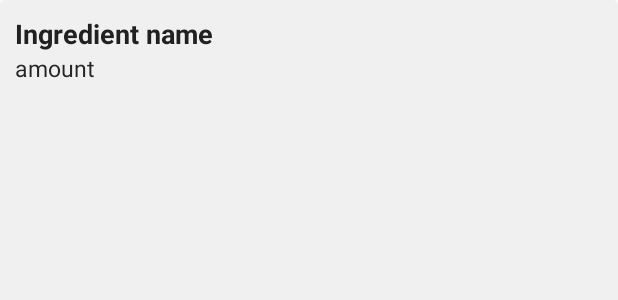
After one commit to natthapach/01418346-Project-1, an Android app: the layout view_ingredient_item.xml on its own in the app's theme, with its tools: preview values and no code run, on a phone screen of 412 x 824 dp. The commit adds this screen. Shown: the top 300 px of the screen. Run offline under Robolectric (Android 15) with nearby library versions, the phone set to English and light mode, and no system bars.

Commit message:
create Ingredient list fragment

```diff
--- a/app/src/main/java/cs/sci/ku/cookyalpha/activities/RecipeActivity.java
+++ b/app/src/main/java/cs/sci/ku/cookyalpha/activities/RecipeActivity.java
@@ -5,6 +5,7 @@ import android.support.v7.app.AppCompatActivity;
 import android.os.Bundle;
 
 import cs.sci.ku.cookyalpha.R;
+import cs.sci.ku.cookyalpha.fragments.IngredientListFragment;
 import cs.sci.ku.cookyalpha.fragments.PreviewRecipeFragment;
 
 public class RecipeActivity extends AppCompatActivity {
@@ -18,7 +19,7 @@ public class RecipeActivity extends AppCompatActivity {
         String recipeId = intent.getStringExtra("recipeId");
         if (savedInstanceState == null && recipeId != null){
             getSupportFragmentManager().beginTransaction()
-                                        .add(R.id.container_frame, PreviewRecipeFragment.newInstance(recipeId))
+                                        .add(R.id.container_frame, IngredientListFragment.newInstance(recipeId))
                                         .commit();
         }
     }
--- a/app/src/main/java/cs/sci/ku/cookyalpha/views/RecipeItemView.java
+++ b/app/src/main/java/cs/sci/ku/cookyalpha/views/RecipeItemView.java
@@ -74,7 +74,7 @@ public class RecipeItemView extends FrameLayout {
         this.recipe = recipe;
         timeTextView.setText(recipe.createdTime);
         recipeNameTextView.setText(recipe.name);
-        int like = recipe.like.values().size();
+        int like = recipe.like.size();
         likesTextView.setText(like + " likes");
         Glide.with(getContext())
                 .load(recipe.preview.imgUrl)
--- /dev/null
+++ b/app/src/main/res/layout/view_ingredient_item.xml
@@ -0,0 +1,22 @@
+<?xml version="1.0" encoding="utf-8"?>
+<LinearLayout xmlns:android="http://schemas.android.com/apk/res/android"
+    android:orientation="vertical"
+    android:layout_width="match_parent"
+    android:padding="@dimen/inner_padding"
+    android:layout_height="match_parent"
+    android:background="@drawable/shape_rounded"
+    android:id="@+id/root">
+
+    <TextView
+        style="@style/Header2.Dark"
+        android:text="Ingredient name"
+        android:id="@+id/tv_name"
+        android:layout_width="wrap_content"
+        android:layout_height="wrap_content"/>
+    <TextView
+        style="@style/NormalText.Dark"
+        android:text="amount"
+        android:id="@+id/tv_amt"
+        android:layout_width="wrap_content"
+        android:layout_height="wrap_content" />
+</LinearLayout>
```
Also changed, not shown: app/src/main/java/cs/sci/ku/cookyalpha/fragments/IngredientListFragment.java (added, +94 -0 lines), app/src/main/java/cs/sci/ku/cookyalpha/views/IngredientItemView.java (added, +77 -0 lines), app/src/main/res/layout/fragment_ingredient_list.xml (added, +16 -0 lines).
